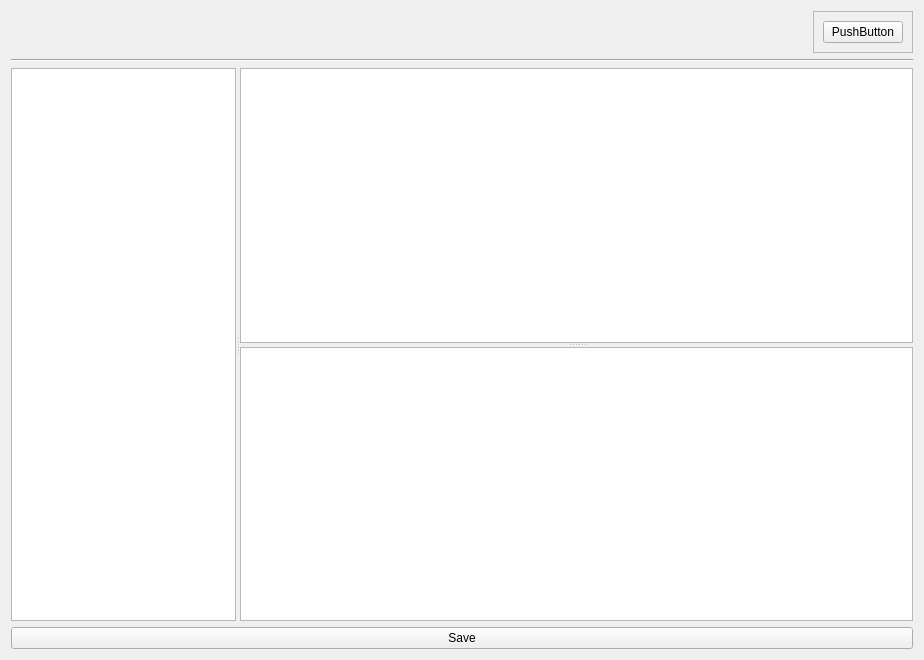
Before: the Qt Designer form superscore/ui/nestable_page.ui in shilorigins/superscore, drawn with Qt 5.
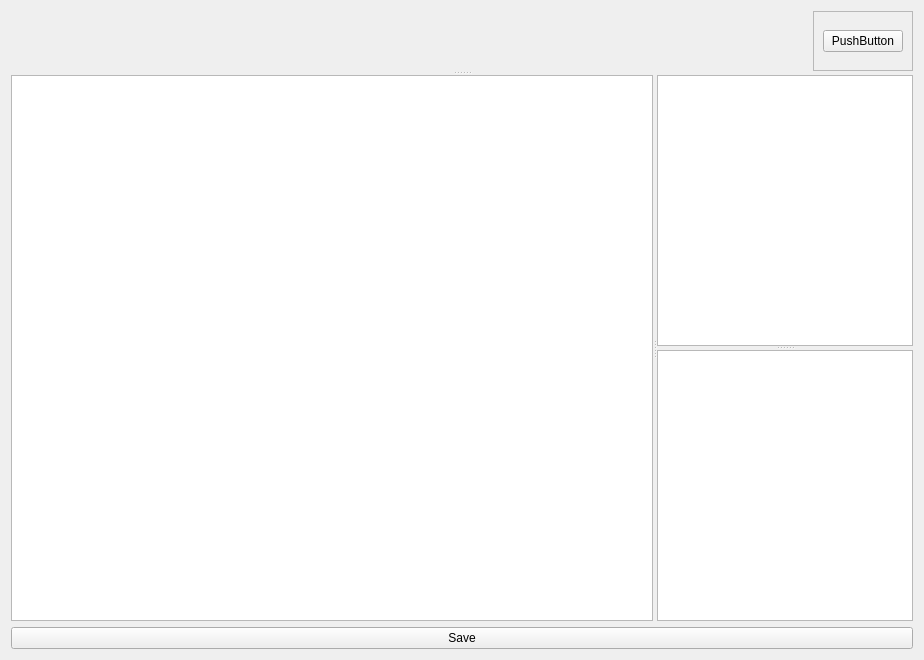
After: the same form once the commit is applied. Custom widgets are drawn as their Qt base class.

Commit message: GUI: use splitter between NameDescTags and content tables in nestable page

What changed in the file:
```diff
--- a/superscore/ui/nestable_page.ui
+++ b/superscore/ui/nestable_page.ui
@@ -13,8 +13,13 @@
   <property name="windowTitle">
    <string>Form</string>
   </property>
-  <layout class="QGridLayout" name="gridLayout_2">
-   <item row="0" column="0">
+  <layout class="QVBoxLayout" name="verticalLayout">
+   <item>
+    <widget class="QSplitter" name="splitter_3">
+     <property name="orientation">
+      <enum>Qt::Vertical</enum>
+     </property>
+     <widget class="QWidget" name="">
     <layout class="QHBoxLayout" name="horizontalLayout_2" stretch="1,0">
      <item>
       <widget class="QWidget" name="meta_placeholder" native="true">
@@ -46,22 +51,8 @@
       </widget>
      </item>
     </layout>
-   </item>
-   <item row="1" column="0">
-    <widget class="Line" name="line">
-     <property name="orientation">
-      <enum>Qt::Horizontal</enum>
-     </property>
-    </widget>
-   </item>
-   <item row="2" column="0">
+     </widget>
     <widget class="QSplitter" name="splitter_2">
-     <property name="sizePolicy">
-      <sizepolicy hsizetype="Expanding" vsizetype="Expanding">
-       <horstretch>0</horstretch>
-       <verstretch>0</verstretch>
-      </sizepolicy>
-     </property>
      <property name="orientation">
       <enum>Qt::Horizontal</enum>
      </property>
@@ -74,12 +65,6 @@
       </property>
      </widget>
      <widget class="QSplitter" name="splitter">
-      <property name="sizePolicy">
-       <sizepolicy hsizetype="Expanding" vsizetype="Expanding">
-        <horstretch>3</horstretch>
-        <verstretch>0</verstretch>
-       </sizepolicy>
-      </property>
       <property name="orientation">
        <enum>Qt::Vertical</enum>
       </property>
@@ -87,8 +72,9 @@
       <widget class="NestableTableView" name="sub_coll_table_view"/>
      </widget>
     </widget>
+    </widget>
    </item>
-   <item row="3" column="0">
+   <item>
     <widget class="QPushButton" name="save_button">
      <property name="text">
       <string>Save</string>
```
Lines whose indentation alone changed are shown as unchanged.
